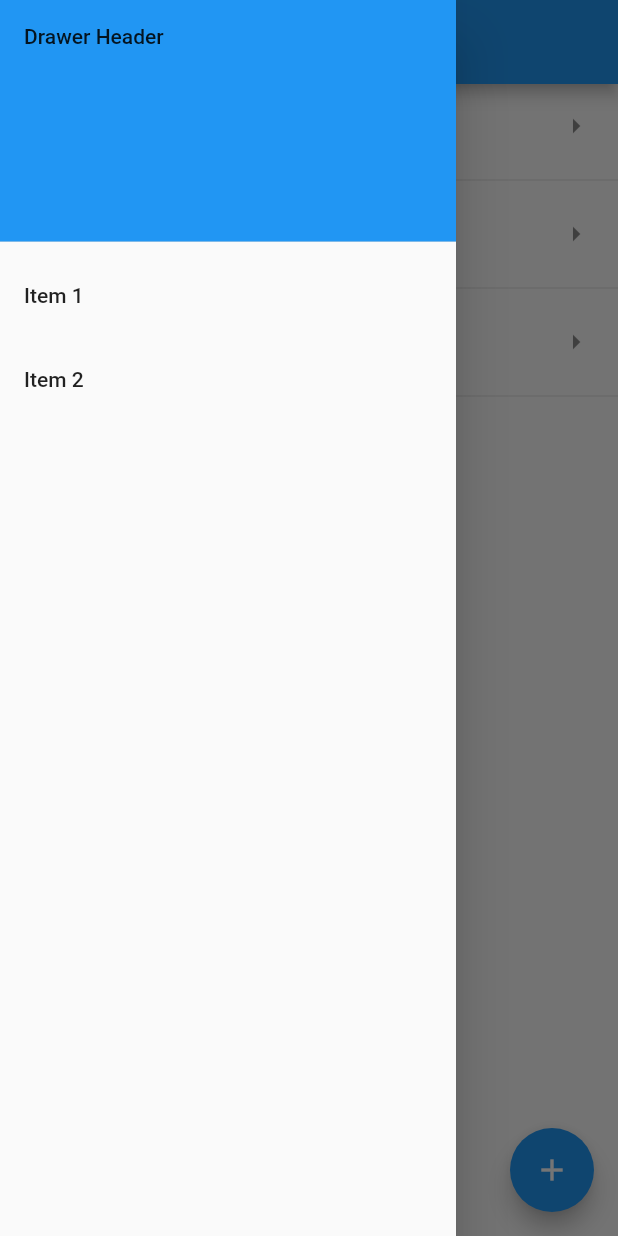
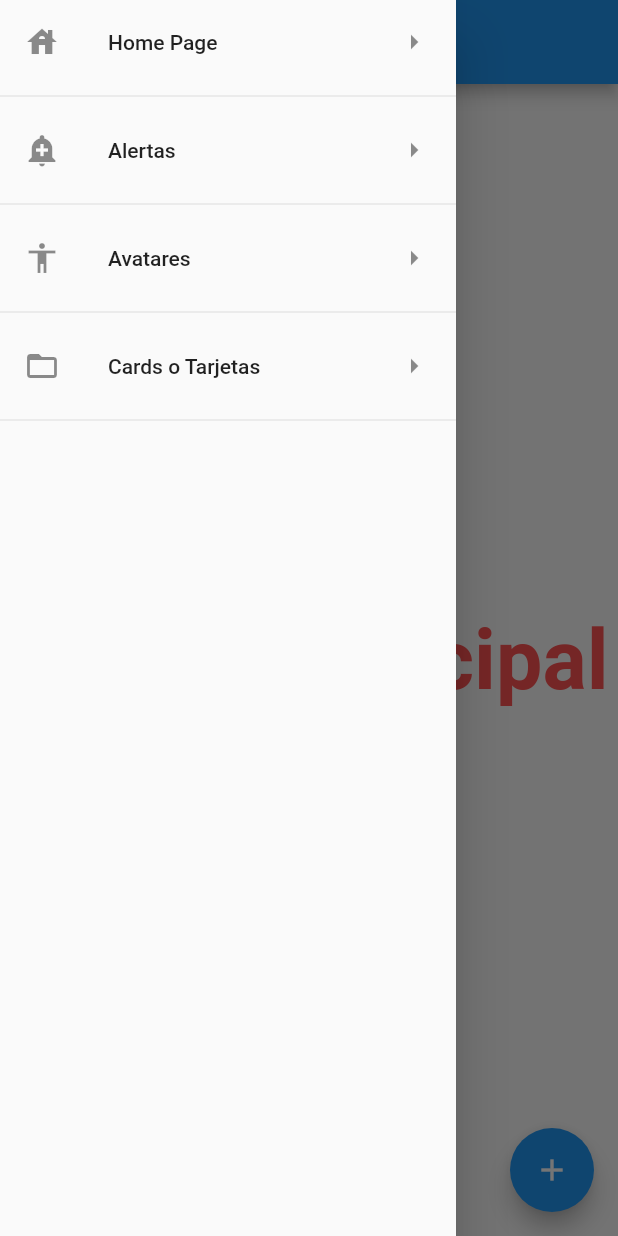
Before and after one commit to Cmalaguita/ProyectoIntegradoFlutter, a Flutter app: the screen it shows after launch, with the side drawer open, on a phone screen of 412 x 824 dp. Run offline on Flutter 3.47's test engine with Material 2 defaults, Android fonts, the phone set to English and light mode, and no system bars; Roboto replaces fonts that are missing (Leelawadee).

Commit message:
con drawer

```diff
--- a/ejerciciocomponentes/data/menu.json
+++ b/ejerciciocomponentes/data/menu.json
@@ -2,9 +2,14 @@
     "nombreApp":"Componentes chulos",
     "rutas":[
         {
+            "ruta":"/",
+            "icon":"home_page",
+            "texto":"Home Page"
+        },
+        {
             "ruta":"alert",
             "icon":"add_alert",
-            "texto":"Alerta"
+            "texto":"Alertas"
         },
         {
             "ruta":"avatar",
@@ -16,6 +21,7 @@
             "icon":"folder_open",
             "texto":"Cards o Tarjetas"
         }
+
     ]
 
 }
--- a/ejerciciocomponentes/lib/main.dart
+++ b/ejerciciocomponentes/lib/main.dart
@@ -15,7 +15,7 @@ class MyApp extends StatelessWidget {
   // This widget is the root of your application.
   @override
    Widget build(BuildContext context) {
-    return MaterialApp(
+    return MaterialApp( debugShowCheckedModeBanner: false,
       title: 'Flutter Demo',
       theme: ThemeData(
         primarySwatch: Colors.blue,
@@ -24,13 +24,15 @@ class MyApp extends StatelessWidget {
       initialRoute: '/',
       routes: _crearRutas(context),
       onGenerateRoute: (settings) {
-        return MaterialPageRoute(builder: (context) => AlertPage());
+        return MaterialPageRoute(builder: (context) => MyHomePage());
       },
     );
   }
 }
+
 Map<String, WidgetBuilder> _crearRutas(context) {
     return <String, WidgetBuilder>{
+
       '/': (context) => MyHomePage(),
       AlertPage.pageName: (context) => AlertPage(),
       'card': (context) => CardPage(),
--- /dev/null
+++ b/ejerciciocomponentes/lib/navigation_drawer/navigation_drawer.dart
@@ -0,0 +1,96 @@
+
+
+
+
+import 'package:ejerciciocomponentes/src/menu_provider.dart';
+import 'package:ejerciciocomponentes/src/pages/alert_page.dart';
+import 'package:ejerciciocomponentes/src/utils/icon_utils.dart';
+import 'package:flutter/cupertino.dart';
+import 'package:flutter/material.dart';
+
+class navigationDrawer extends StatelessWidget {
+
+  final List<String> opciones = ['Uno', 'Dos', 'Tres', 'Cuatro', 'Cinque'];
+
+  @override
+  Widget build(BuildContext context) {
+    return Drawer(
+        // Add a ListView to the drawer. This ensures the user can scroll
+        // through the options in the drawer if there isn't enough vertical
+        // space to fit everything.
+        child:
+         _lista()
+
+          // Important: Remove any padding from the ListView.
+
+          // children: [
+          //   const DrawerHeader(
+          //     decoration: BoxDecoration(
+
+          //       color: Colors.blue,
+          //     ),
+          //     child: Text('Drawer Header'),
+          //   ),
+
+          //   ListTile(
+
+          //     onTap: () {
+          //       // Update the state of the app
+          //       // ...
+          //       // Then close the drawer
+          //       Navigator.pop(context);
+          //     },
+          //   ),
+          // ],
+        );
+
+
+  }
+  Widget _lista() {
+    return FutureBuilder(
+        future: menuProvider.cargarData(),
+        initialData: [],
+        builder: (context, AsyncSnapshot<List<dynamic>> snapshot) {
+          return ListView(
+            children: _listaItems(snapshot.data, context),
+          );
+        });
+  }
+
+  List<Widget> _listaItems(List<dynamic>? data, BuildContext context) {
+    final List<Widget> opciones = [];
+    data?.forEach((item) {
+      final tempWidget = ListTile(
+        title: Text(item['texto']),
+        leading: getIcon(item['icon']),
+        trailing: const Icon(Icons.arrow_right),
+        onTap: () {
+          Navigator.pushNamed(context, item["ruta"]);
+        },
+      );
+      opciones.add(tempWidget);
+      opciones.add(Divider());
+    });
+    return opciones;
+  }
+
+  List<Widget> _crearItemsCorto(context) {
+    return opciones.map((opcion) {
+      return Column(
+        children: [
+          ListTile(
+            title: Text(opcion),
+            subtitle: Text('hola tete'),
+            leading: Icon(Icons.account_box_rounded),
+            trailing: Icon(Icons.arrow_right),
+            onTap: () {
+              final ruta = MaterialPageRoute(builder: (context) => AlertPage());
+              Navigator.push(context, ruta);
+            },
+          ),
+          Divider()
+        ],
+      );
+    }).toList();
+  }
+}
--- a/ejerciciocomponentes/lib/src/pages/home_page.dart
+++ b/ejerciciocomponentes/lib/src/pages/home_page.dart
@@ -1,3 +1,5 @@
+import 'package:ejerciciocomponentes/navigation_drawer/navigation_drawer.dart';
+import 'package:ejerciciocomponentes/src/pages/card_page.dart';
 import 'package:ejerciciocomponentes/src/utils/icon_utils.dart';
 import 'package:flutter/material.dart';
 
@@ -13,100 +15,78 @@ class MyHomePage extends StatelessWidget {
     return Scaffold(
 
       appBar: AppBar(
-        title: const Text('Ejercicio de menús'),
+        title: const Text('Página principal'),
       ),
-      body: _lista(),
+      body:Center(
+child: Column(
+
+mainAxisAlignment: MainAxisAlignment.center,
+children: <Widget>[
+Text('Página principal',style: TextStyle(color: Colors.redAccent,fontFamily: 'Leelawadee',fontWeight:FontWeight.bold,fontSize:55),)
 
 
+
+],
+
+),
+
+      ) ,
+     drawer: navigationDrawer(),
       floatingActionButton: const FloatingActionButton(
         onPressed: null,
         child: Icon(Icons.add),
-        ),
-      drawer: Drawer(
-        // Add a ListView to the drawer. This ensures the user can scroll
-        // through the options in the drawer if there isn't enough vertical
-        // space to fit everything.
-        child: ListView(
-          // Important: Remove any padding from the ListView.
-          padding: EdgeInsets.zero,
-          children: [
-            const DrawerHeader(
-              decoration: BoxDecoration(
-                color: Colors.blue,
-              ),
-              child: Text('Drawer Header'),
-            ),
-            ListTile(
-              title: const Text('Item 1'),
-              onTap: () {
-                // Update the state of the app
-                // ...
-                // Then close the drawer
-                Navigator.pop(context);
-              },
-            ),
-            ListTile(
-              title: const Text('Item 2'),
-              onTap: () {
-                // Update the state of the app
-                // ...
-                // Then close the drawer
-                Navigator.pop(context);
-              },
-            ),
-          ],
-        ),
       ),
+
     );
   }
 
-       // This trailing comma makes auto-formatting nicer for build methods.
+  // This trailing comma makes auto-formatting nicer for build methods.
 
-  Widget _lista() {
-    return FutureBuilder(
-        future: menuProvider.cargarData(),
-        initialData: [],
-        builder: (context, AsyncSnapshot<List<dynamic>> snapshot) {
-          return ListView(
-            children: _listaItems(snapshot.data, context),
-          );
-        });
-  }
+  // Widget _lista() {
+  //   return FutureBuilder(
+  //       future: menuProvider.cargarData(),
+  //       initialData: [],
+  //       builder: (context, AsyncSnapshot<List<dynamic>> snapshot) {
+  //         return ListView(
+  //           children: _listaItems(snapshot.data, context),
+  //         );
+  //       });
+  // }
 
-  List<Widget> _listaItems(List<dynamic>? data, BuildContext context) {
-    final List<Widget> opciones = [];
-    data?.forEach((item) {
-      final tempWidget = ListTile(
-        title: Text(item['texto']),
-        leading: getIcon(item['icon']),
-        trailing: const Icon(Icons.arrow_right),
-        onTap: () {
-          Navigator.pushNamed(context, item["ruta"]);
-        },
-      );
-      opciones.add(tempWidget);
-      opciones.add(Divider());
-    });
-    return opciones;
-  }
+  // List<Widget> _listaItems(List<dynamic>? data, BuildContext context) {
+  //   final List<Widget> opciones = [];
+  //   data?.forEach((item) {
+  //     final tempWidget = ListTile(
+  //       title: Text(item['texto']),
+  //       leading: getIcon(item['icon']),
+  //       trailing: const Icon(Icons.arrow_right),
+  //       onTap: () {
+  //         Navigator.pushNamed(context, item["ruta"]);
+  //       },
+  //     );
+  //     opciones.add(tempWidget);
+  //     opciones.add(Divider());
+  //   });
+  //   return opciones;
+  // }
 
-  List<Widget> _crearItemsCorto(context) {
-    return opciones.map((opcion) {
-      return Column(
-        children: [
-          ListTile(
-            title: Text(opcion),
-            subtitle: Text('hola tete'),
-            leading: Icon(Icons.account_box_rounded),
-            trailing: Icon(Icons.arrow_right),
-            onTap: () {
-              final ruta = MaterialPageRoute(builder: (context) => AlertPage());
-              Navigator.push(context, ruta);
-            },
-          ),
-          Divider()
-        ],
-      );
-    }).toList();
-  }
+  // List<Widget> _crearItemsCorto(context) {
+  //   return opciones.map((opcion) {
+  //     return Column(
+  //       children: [
+  //         ListTile(
+  //           title: Text(opcion),
+  //           subtitle: Text('hola tete'),
+  //           leading: Icon(Icons.account_box_rounded),
+  //           trailing: Icon(Icons.arrow_right),
+  //           onTap: () {
+  //             final ruta = MaterialPageRoute(builder: (context) => AlertPage());
+  //             Navigator.push(context, ruta);
+  //           },
+  //         ),
+  //         Divider()
+  //       ],
+  //     );
+  //   }).toList();
+  // }
 }
--- a/ejerciciocomponentes/lib/src/utils/icon_utils.dart
+++ b/ejerciciocomponentes/lib/src/utils/icon_utils.dart
@@ -3,7 +3,8 @@ import 'package:flutter/material.dart';
 final _icons = <String, IconData>{
   'add_alert': Icons.add_alert,
   'accessibility': Icons.accessibility,
-  'folder_open': Icons.folder_open
+  'folder_open': Icons.folder_open,
+  'home_page': Icons.house
 };
 
 Icon getIcon(String nombreIcon) {
```
Also changed, not shown: ejerciciocomponentes/lib/src/pages/alert_page.dart (+17 -0 lines), ejerciciocomponentes/lib/src/pages/avatar_page.dart (+16 -0 lines), ejerciciocomponentes/lib/src/pages/card_page.dart (+16 -0 lines).
